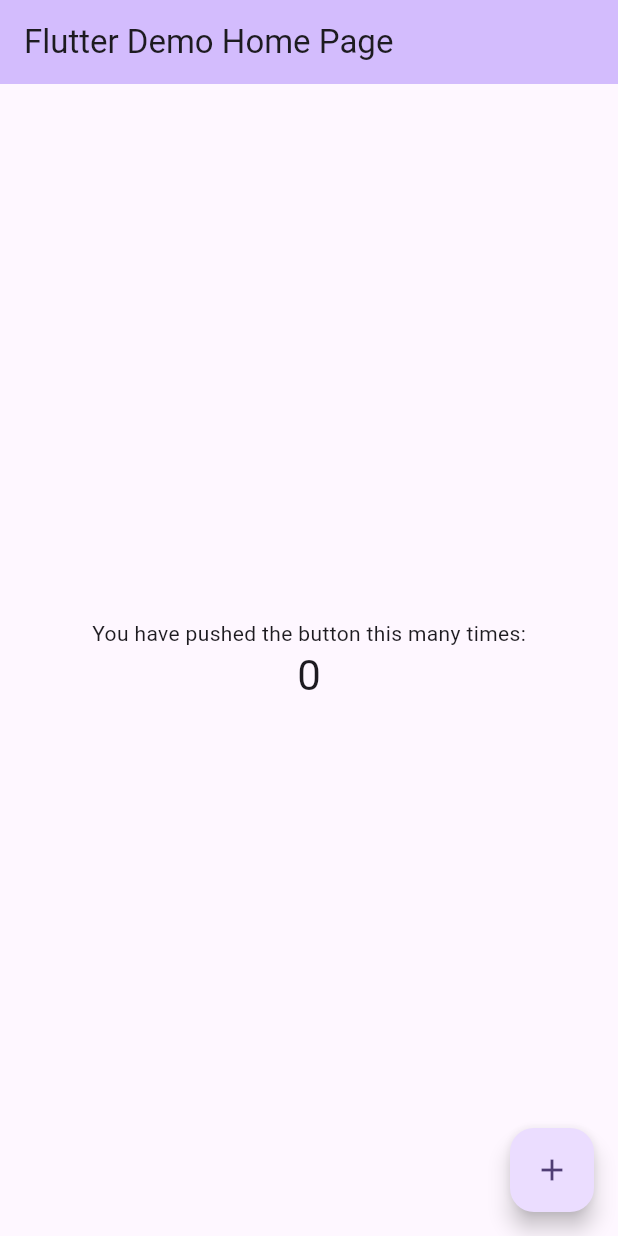
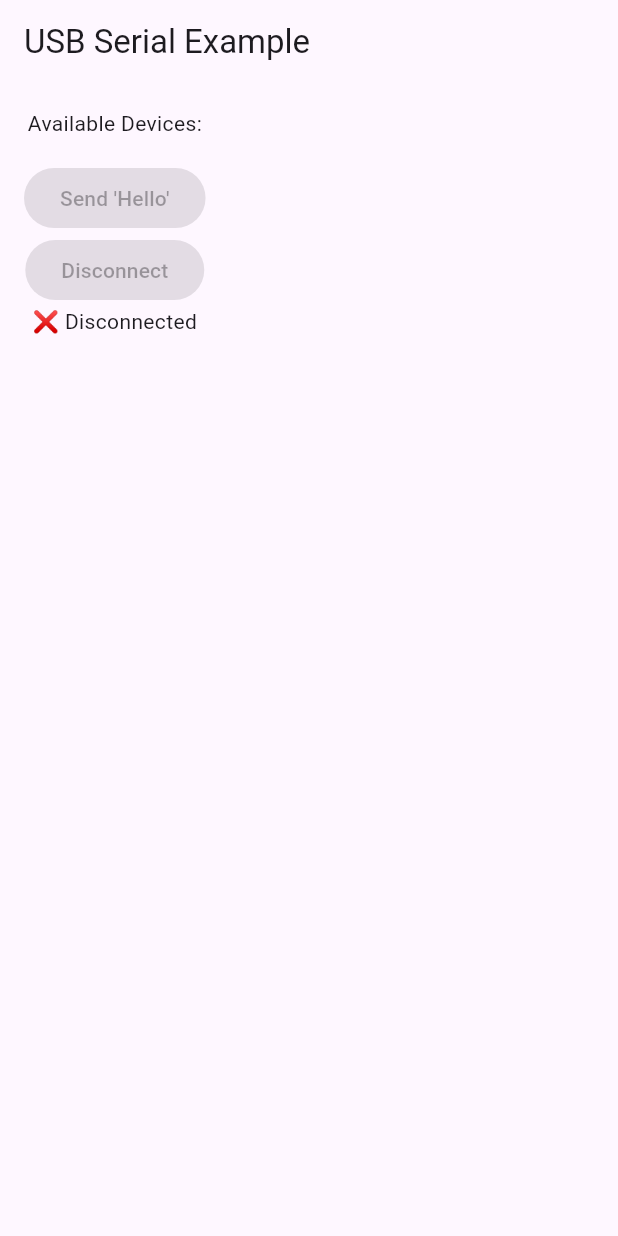
Before and after one commit to daimapi/usb_oscilloscope, a Flutter app: the screen it shows after launch, on a phone screen of 412 x 824 dp. Run offline on Flutter 3.47's test engine with Material 3 defaults, Android fonts, the phone set to English and light mode, and no system bars; missing offline and left inert: flutter_serial_communication.

Commit message:
202507152156

```diff
--- a/lib/main.dart
+++ b/lib/main.dart
@@ -1,6 +1,11 @@
 import 'package:flutter/material.dart';
+import 'package:flutter_serial_communication/flutter_serial_communication.dart';
 
-void main() {
+import 'package:usb_oscilloscope/pages/home_page.dart';
+
+final _flutterSerialCommunicationPlugin = FlutterSerialCommunication();
+
+void main() async {
   runApp(const MyApp());
 }
 
@@ -11,115 +16,13 @@
   @override
   Widget build(BuildContext context) {
     return MaterialApp(
+      debugShowCheckedModeBanner: false,
       title: 'Flutter Demo',
       theme: ThemeData(
-        // This is the theme of your application.
-        //
-        // TRY THIS: Try running your application with "flutter run". You'll see
-        // the application has a purple toolbar. Then, without quitting the app,
-        // try changing the seedColor in the colorScheme below to Colors.green
-        // and then invoke "hot reload" (save your changes or press the "hot
-        // reload" button in a Flutter-supported IDE, or press "r" if you used
-        // the command line to start the app).
-        //
-        // Notice that the counter didn't reset back to zero; the application
-        // state is not lost during the reload. To reset the state, use hot
-        // restart instead.
-        //
-        // This works for code too, not just values: Most code changes can be
-        // tested with just a hot reload.
         colorScheme: ColorScheme.fromSeed(seedColor: Colors.deepPurple),
         useMaterial3: true,
       ),
-      home: const MyHomePage(title: 'Flutter Demo Home Page'),
+      home: const MyHomePage(title: "among us"),
     );
   }
 }
-
-class MyHomePage extends StatefulWidget {
-  const MyHomePage({super.key, required this.title});
-
-  // This widget is the home page of your application. It is stateful, meaning
-  // that it has a State object (defined below) that contains fields that affect
-  // how it looks.
-
-  // This class is the configuration for the state. It holds the values (in this
-  // case the title) provided by the parent (in this case the App widget) and
-  // used by the build method of the State. Fields in a Widget subclass are
-  // always marked "final".
-
-  final String title;
-
-  @override
-  State<MyHomePage> createState() => _MyHomePageState();
-}
-
-class _MyHomePageState extends State<MyHomePage> {
-  int _counter = 0;
-
-  void _incrementCounter() {
-    setState(() {
-      // This call to setState tells the Flutter framework that something has
-      // changed in this State, which causes it to rerun the build method below
-      // so that the display can reflect the updated values. If we changed
-      // _counter without calling setState(), then the build method would not be
-      // called again, and so nothing would appear to happen.
-      _counter++;
-    });
-  }
-
-  @override
-  Widget build(BuildContext context) {
-    // This method is rerun every time setState is called, for instance as done
-    // by the _incrementCounter method above.
-    //
-    // The Flutter framework has been optimized to make rerunning build methods
-    // fast, so that you can just rebuild anything that needs updating rather
-    // than having to individually change instances of widgets.
-    return Scaffold(
-      appBar: AppBar(
-        // TRY THIS: Try changing the color here to a specific color (to
-        // Colors.amber, perhaps?) and trigger a hot reload to see the AppBar
-        // change color while the other colors stay the same.
-        backgroundColor: Theme.of(context).colorScheme.inversePrimary,
-        // Here we take the value from the MyHomePage object that was created by
-        // the App.build method, and use it to set our appbar title.
-        title: Text(widget.title),
-      ),
-      body: Center(
-        // Center is a layout widget. It takes a single child and positions it
-        // in the middle of the parent.
-        child: Column(
-          // Column is also a layout widget. It takes a list of children and
-          // arranges them vertically. By default, it sizes itself to fit its
-          // children horizontally, and tries to be as tall as its parent.
-          //
-          // Column has various properties to control how it sizes itself and
-          // how it positions its children. Here we use mainAxisAlignment to
-          // center the children vertically; the main axis here is the vertical
-          // axis because Columns are vertical (the cross axis would be
-          // horizontal).
-          //
-          // TRY THIS: Invoke "debug painting" (choose the "Toggle Debug Paint"
-          // action in the IDE, or press "p" in the console), to see the
-          // wireframe for each widget.
-          mainAxisAlignment: MainAxisAlignment.center,
-          children: <Widget>[
-            const Text(
-              'You have pushed the button this many times:',
-            ),
-            Text(
-              '$_counter',
-              style: Theme.of(context).textTheme.headlineMedium,
-            ),
-          ],
-        ),
-      ),
-      floatingActionButton: FloatingActionButton(
-        onPressed: _incrementCounter,
-        tooltip: 'Increment',
-        child: const Icon(Icons.add),
-      ), // This trailing comma makes auto-formatting nicer for build methods.
-    );
-  }
-}
--- /dev/null
+++ b/lib/pages/home_page.dart
@@ -0,0 +1,109 @@
+
+import 'dart:typed_data';
+
+import 'package:flutter/material.dart';
+import 'package:flutter_serial_communication/flutter_serial_communication.dart';
+
+
+class MyHomePage extends StatefulWidget {
+  const MyHomePage({super.key, required this.title});
+
+  final String title;
+
+  @override
+  State<MyHomePage> createState() => _MyHomePageState();
+}
+
+class _MyHomePageState extends State<MyHomePage> {
+  int data = 0;
+  final _serial = FlutterSerialCommunication();
+  List<dynamic> _devices = [];
+  bool _isConnected = false;
+
+  @override
+  void initState() {
+    super.initState();
+    _initSerial();
+  }
+
+  Future<void> _initSerial() async {
+    // Get available devices
+    String _receivedData = "";
+    List<dynamic> devices = await _serial.getAvailableDevices();
+    setState(() {
+      _devices = devices;
+    });
+
+    // Listen for incoming serial data
+    _serial.getSerialMessageListener().receiveBroadcastStream().listen((event) {
+      debugPrint("🔻 Received From Device: $event");
+    });
+
+    // Listen for device connect/disconnect
+    _serial.getDeviceConnectionListener().receiveBroadcastStream().listen((event) {
+      debugPrint("🔌 Device Event: $event");
+      setState(() {
+      _receivedData = "$event\n";
+  });
+    });
+  }
+
+  Future<void> _connectToDevice(dynamic device) async {
+    bool result = await _serial.connect(device, 9600); // use your own baudrate
+    setState(() {
+      _isConnected = result;
+    });
+    debugPrint("✅ Connected: $result");
+  }
+
+  Future<void> _sendData() async {
+    if (!_isConnected) return;
+
+    // Replace with your actual message
+    final data = Uint8List.fromList([0x48, 0x65, 0x6C, 0x6C, 0x6F]); // 'Hello'
+    bool sent = await _serial.write(data);
+    debugPrint("📤 Sent: $sent");
+  }
+
+  Future<void> _disconnect() async {
+    await _serial.disconnect();
+    setState(() {
+      _isConnected = false;
+    });
+  }
+
+  @override
+  Widget build(BuildContext context) {
+    return MaterialApp(
+      home: Scaffold(
+        appBar: AppBar(title: const Text('USB Serial Example')),
+        body: Padding(
+          padding: const EdgeInsets.all(16.0),
+          child: Column(
+            children: [
+              const Text("Available Devices:"),
+              ..._devices.map((device) => ListTile(
+                    title: Text(device.deviceName ?? "Unnamed Device"),
+                    subtitle: Text(device.manufacturerName ?? "Unknown"),
+                    trailing: ElevatedButton(
+                      onPressed: () => _connectToDevice(device),
+                      child: const Text("Connect"),
+                    ),
+                  )),
+              const SizedBox(height: 16),
+              ElevatedButton(
+                onPressed: _isConnected ? _sendData : null,
+                child: const Text("Send 'Hello'"),
+              ),
+              ElevatedButton(
+                onPressed: _isConnected ? _disconnect : null,
+                child: const Text("Disconnect"),
+              ),
+              Text(_isConnected ? "🔗 Connected" : "❌ Disconnected"),
+            ],
+          ),
+        ),
+      ),
+    );
+  }
+}
--- a/pubspec.yaml
+++ b/pubspec.yaml
@@ -35,6 +35,7 @@ dependencies:
   # The following adds the Cupertino Icons font to your application.
   # Use with the CupertinoIcons class for iOS style icons.
   cupertino_icons: ^1.0.6
+  flutter_serial_communication: ^0.2.8
 
 dev_dependencies:
   flutter_test:
@@ -45,7 +46,7 @@ dev_dependencies:
   # activated in the `analysis_options.yaml` file located at the root of your
   # package. See that file for information about deactivating specific lint
   # rules and activating additional ones.
-  flutter_lints: ^3.0.0
+  flutter_lints: ^4.0.0
 
 # For information on the generic Dart part of this file, see the
 # following page: https://dart.dev/tools/pub/pubspec
```
Also changed, not shown: 3 other files.
